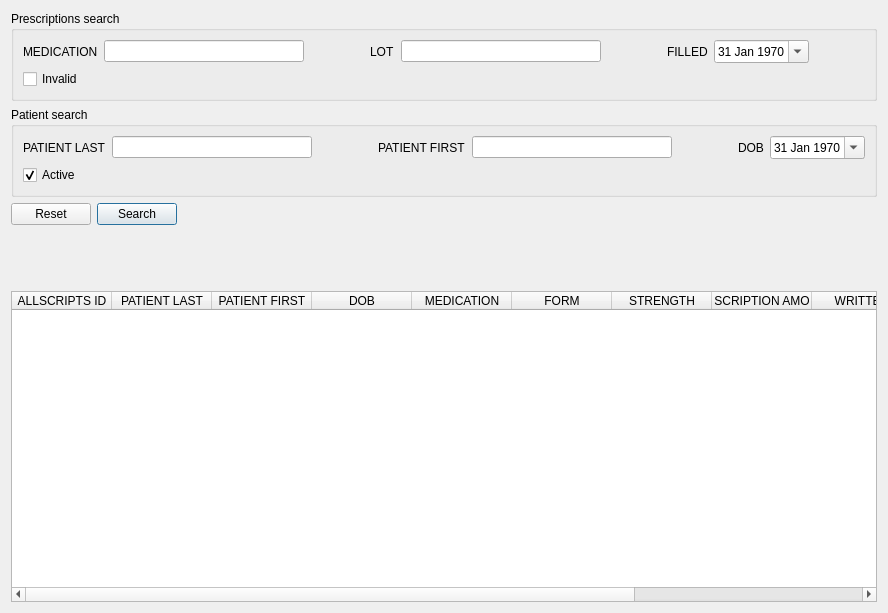
Before: the Qt Designer form src/prescriptionframe.ui in kyledevans/Medicine-Track, drawn with Qt 5.
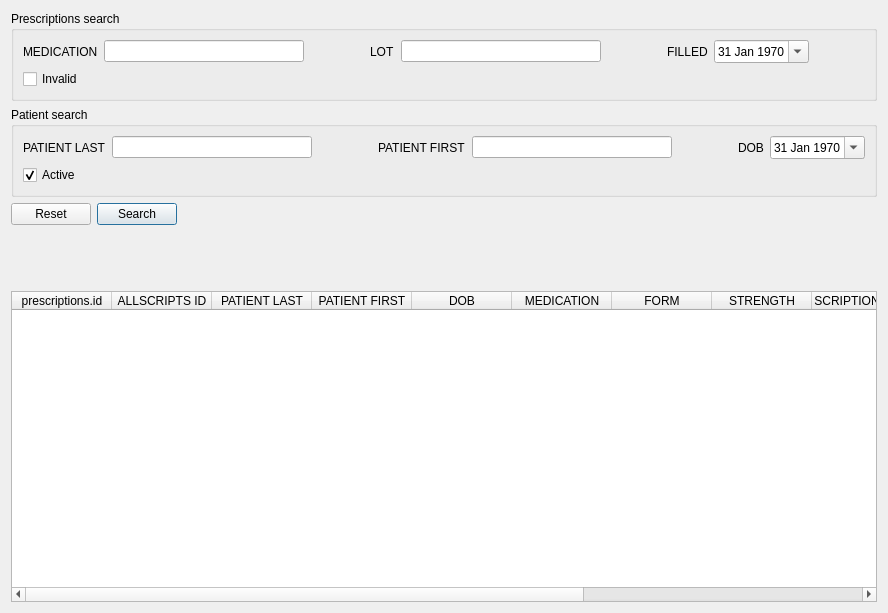
After: the same form once the commit is applied.

Commit message: Implemented user sorting.

Diff of the .ui file:
```diff
--- a/src/prescriptionframe.ui
+++ b/src/prescriptionframe.ui
@@ -421,8 +421,11 @@
      <property name="selectionBehavior">
       <enum>QAbstractItemView::SelectRows</enum>
      </property>
+     <property name="sortingEnabled">
+      <bool>true</bool>
+     </property>
      <property name="columnCount">
-      <number>11</number>
+      <number>12</number>
      </property>
      <attribute name="horizontalHeaderHighlightSections">
       <bool>false</bool>
@@ -430,6 +433,11 @@
      <attribute name="horizontalHeaderMinimumSectionSize">
       <number>100</number>
      </attribute>
+     <column>
+      <property name="text">
+       <string>prescriptions.id</string>
+      </property>
+     </column>
      <column>
       <property name="text">
        <string comment="ALLSCRIPTS ID DISPLAY LABEL">ALLSCRIPTS ID</string>
```
The commit also changes 18 other files.
